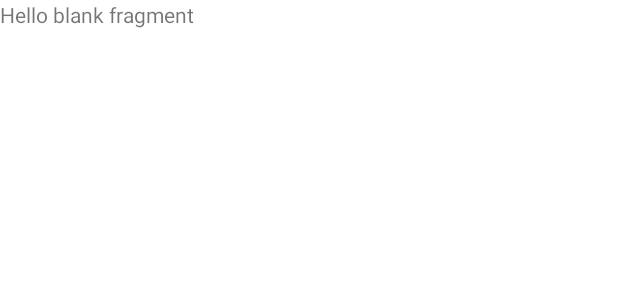
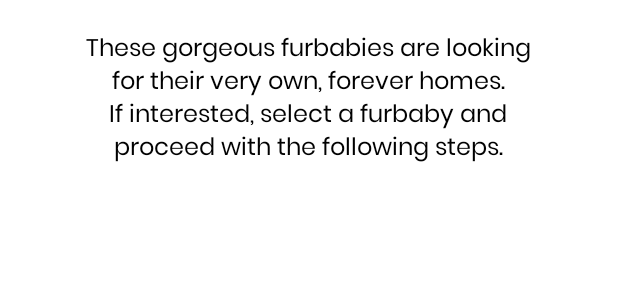
Before and after one commit to Compita-FA/FallenAngels, an Android app: the layout fragment_main_adopt.xml on its own in the app's theme, with its tools: preview values and no code run, on a phone screen of 412 x 824 dp. Shown: the top 300 px of the screen. Run offline under Robolectric (Android 15) with nearby library versions, the phone set to English and light mode, and no system bars.

Commit message:
adopt page

```diff
--- a/app/src/main/res/layout/fragment_main_adopt.xml
+++ b/app/src/main/res/layout/fragment_main_adopt.xml
@@ -7,8 +7,14 @@
 
     <!-- TODO: Update blank fragment layout -->
     <TextView
-        android:layout_width="match_parent"
-        android:layout_height="match_parent"
-        android:text="@string/hello_blank_fragment" />
+        android:layout_width="311dp"
+        android:layout_height="wrap_content"
+        android:layout_gravity="center_horizontal"
+        android:layout_marginTop="20dp"
+        android:fontFamily="@font/poppins_regular"
+        android:gravity="center_horizontal"
+        android:text="@string/main_page"
+        android:textColor="@color/black"
+        android:textSize="16sp" />
 
 </FrameLayout>
--- a/app/src/main/res/values/strings.xml
+++ b/app/src/main/res/values/strings.xml
@@ -138,7 +138,7 @@
 
     <!-- TODO: Other strings -->
     <string name="acc_settings">Please sign in or create an account to continue</string>
-
+    <string name="main_page">These gorgeous furbabies are looking for their very own, forever homes. If interested, select a furbaby and proceed with the following steps.</string>
 
 
     <!-- TODO: Remove -->
```
